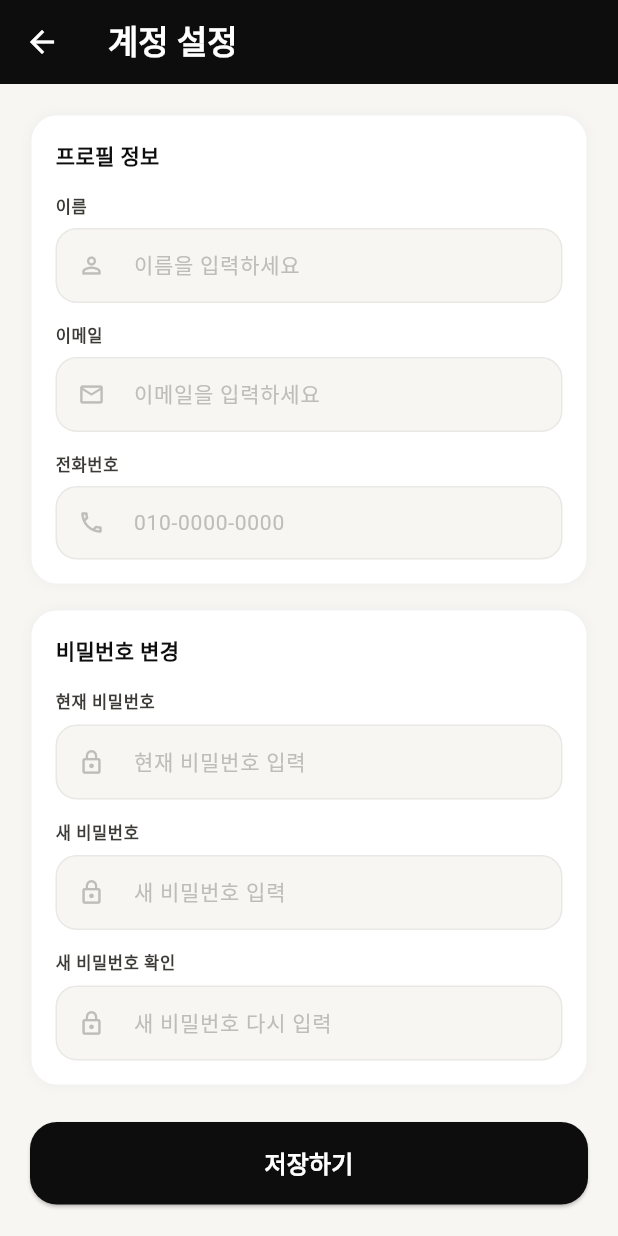
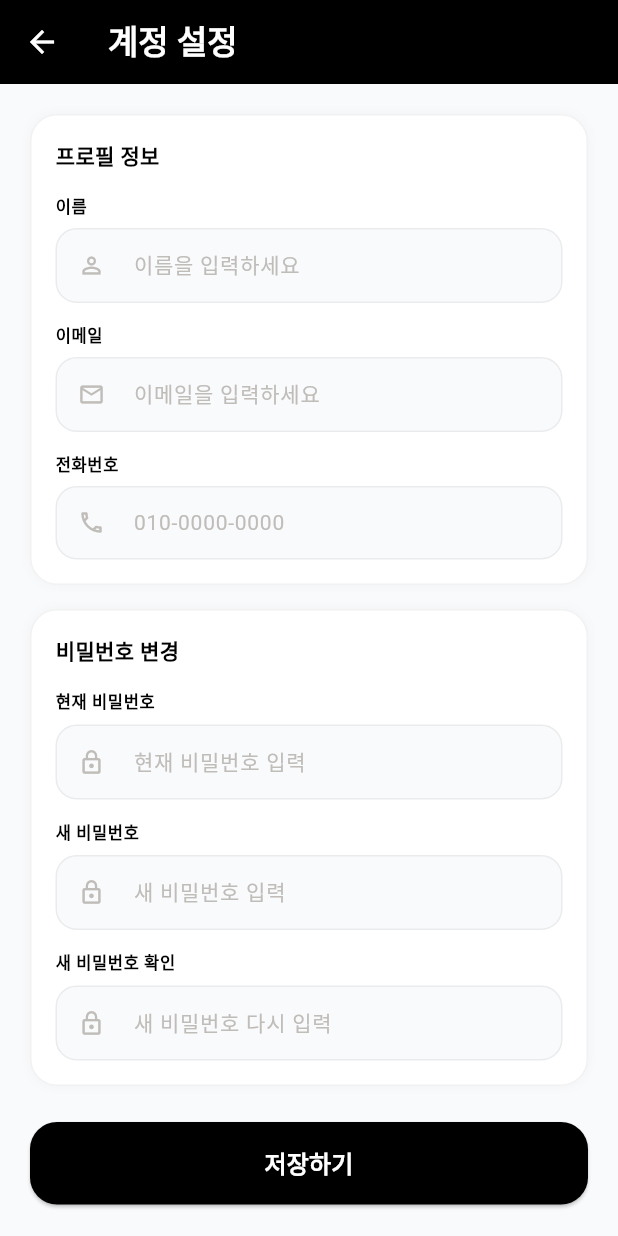
Before and after one commit to KIMSE0NG1L/LoFi_front, a Flutter app: the AccountSettingsPage screen opened by its route, on a phone screen of 412 x 824 dp. Run offline on Flutter 3.47's test engine with Material 3 defaults, Android fonts, the light colour scheme and no system bars; our stand-ins replace go_router, image_picker, shared_preferences, supabase_flutter; accounts and stored records are empty; Roboto replaces fonts that are missing (pretendard).

Commit message:
fix: 테마 색상을 흑백 기준으로 재조정

```diff
--- a/lib/theme/app_theme.dart
+++ b/lib/theme/app_theme.dart
@@ -1,17 +1,18 @@
 import 'package:flutter/material.dart';
 
 class AppColors {
-  static const Color primary = Color(0xFF0D0D0D);
-  static const Color background = Color(0xFFF7F6F3);
+  static const Color primary = Color(0xFF000000);
+  static const Color background = Color(0xFFF8FAFC);
   static const Color card = Colors.white;
-  static const Color accent = Color(0xFFF5C842);
+  static const Color accent = Color(0xFFFBBF24);
   static const Color subtle = Color(0xFFEEECEA);
   static const Color textMuted = Color(0xFF8A8880);
   static const Color textLight = Color(0xFFB0ADA8);
   static const Color textFaint = Color(0xFFC0BDB8);
-  static const Color textDark = Color(0xFF3D3B38);
+  static const Color textDark = Color(0xFF000000);
   static const Color border = Color(0x0D000000);
   static const Color borderMedium = Color(0x14000000);
+  static const Color success = Color(0xFF22C55E);
 }
 
 class AppTheme {
@@ -24,8 +25,8 @@ class AppTheme {
           surface: AppColors.background,
         ),
         appBarTheme: const AppBarTheme(
-          backgroundColor: AppColors.primary,
-          foregroundColor: Colors.white,
+          backgroundColor: AppColors.background,
+          foregroundColor: AppColors.textDark,
           elevation: 0,
         ),
         elevatedButtonTheme: ElevatedButtonThemeData(
```
